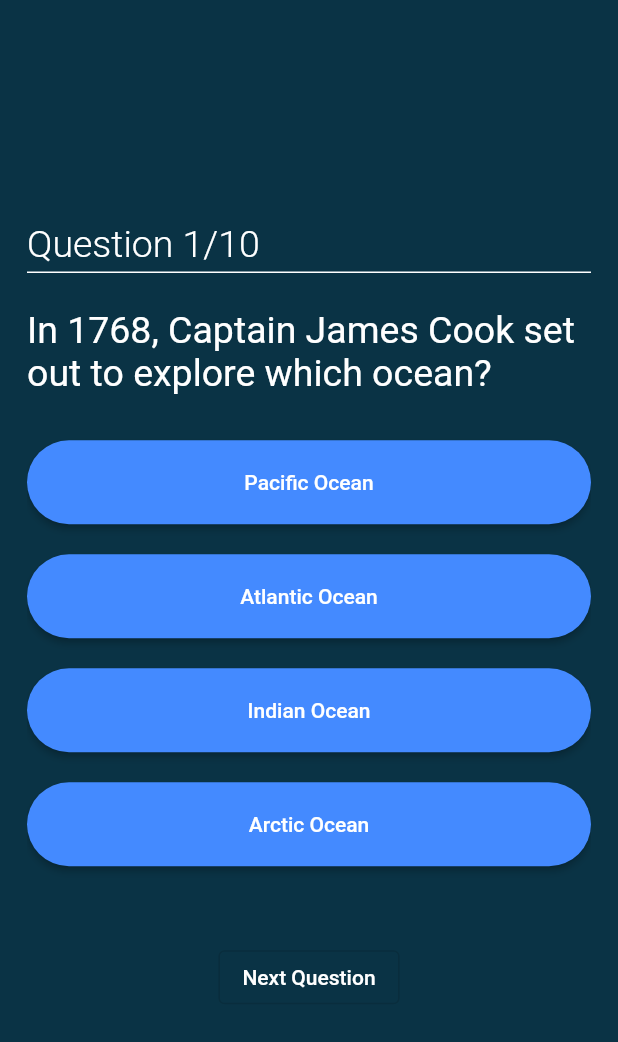
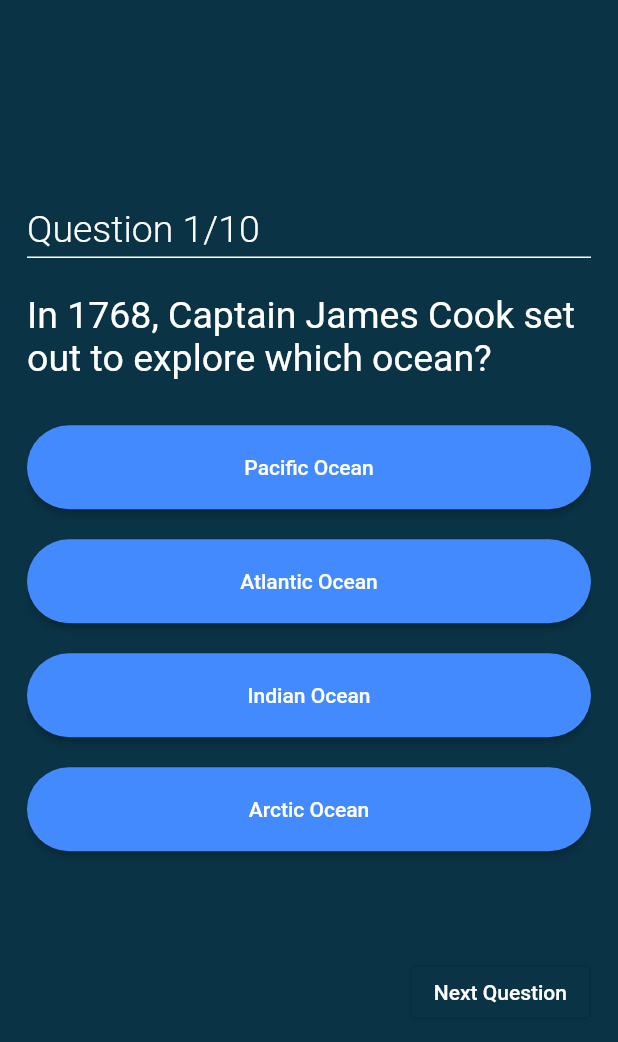
Before and after one commit to DibashThapa10/QuizApp, a Flutter app: the screen it shows after launch, on a phone screen of 412 x 824 dp. Shown: the top 1042 px of the screen. Run offline on Flutter 3.47's test engine with Material 2 defaults, Android fonts, the phone set to English and light mode, and no system bars.

```diff
--- a/lib/home_page/home_page.dart
+++ b/lib/home_page/home_page.dart
@@ -9,6 +9,13 @@ class HomePage extends StatefulWidget {
 }
 
 class _HomePageState extends State<HomePage> {
+  final PageController _controller = PageController(initialPage: 0);
+  bool isPressed = false;
+  Color isTrue = Colors.green;
+  Color isWrong = Colors.red;
+  Color btnColor = Colors.blueAccent;
+  int score = 0;
+
   @override
   Widget build(BuildContext context) {
     return Scaffold(
@@ -16,6 +23,12 @@ class _HomePageState extends State<HomePage> {
       body: Padding(
           padding: const EdgeInsets.all(18),
           child: PageView.builder(
+            controller: _controller,
+            onPageChanged: (page) {
+              setState(() {
+                isPressed = false;
+              });
+            },
             itemCount: questions.length,
             itemBuilder: (context, index) {
               return Column(
@@ -53,9 +66,27 @@ class _HomePageState extends State<HomePage> {
                       margin: const EdgeInsets.only(bottom: 20),
                       child: MaterialButton(
                         shape: const StadiumBorder(),
-                        color: Colors.blueAccent,
+                        color: isPressed
+                            ? questions[index].answer.entries.toList()[i].value
+                                ? isTrue
+                                : isWrong
+                            : Colors.blueAccent,
                         padding: const EdgeInsets.symmetric(vertical: 20),
-                        onPressed: () {},
+                        onPressed: isPressed
+                            ? () {}
+                            : () {
+                                setState(() {
+                                  isPressed = true;
+                                });
+                                if (questions[index]
+                                    .answer
+                                    .entries
+                                    .toList()[i]
+                                    .value) {
+                                  score += 10;
+                                  print(score);
+                                }
+                              },
                         child: Text(
                           questions[index].answer.keys.toList()[i],
                           style: const TextStyle(color: Colors.white),
@@ -63,15 +94,26 @@ class _HomePageState extends State<HomePage> {
                       ),
                     ),
                   const SizedBox(
-                    height: 30,
+                    height: 50,
                   ),
+                  Row(
+                    mainAxisAlignment: MainAxisAlignment.end,
+                    children: [
                       OutlinedButton(
-                    onPressed: () {},
+                        onPressed: isPressed
+                            ? () {
+                                _controller.nextPage(
+                                    duration: const Duration(milliseconds: 500),
+                                    curve: Curves.linear);
+                              }
+                            : null,
                         style: const ButtonStyle(),
                         child: const Text(
                           "Next Question",
                           style: TextStyle(color: Colors.white),
                         ),
+                      ),
+                    ],
                   ),
                 ],
               );
```
Lines whose indentation alone changed are shown as unchanged.
